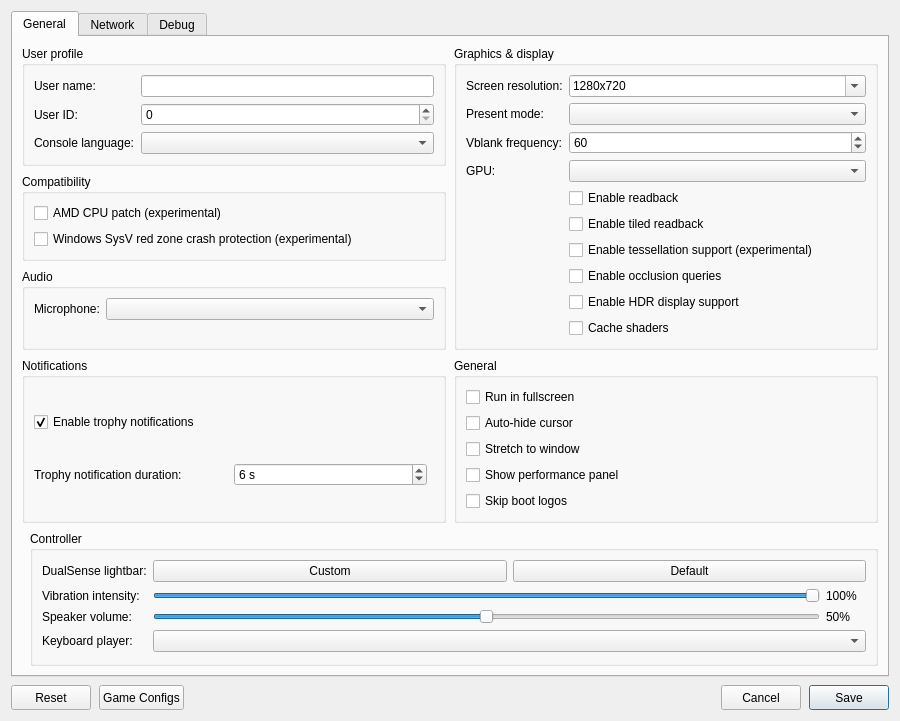
Above: src/launcher/forms/configuration_edit_dialog.ui from 0wn1/KytyPS5 before the change. Below: the same form after it.
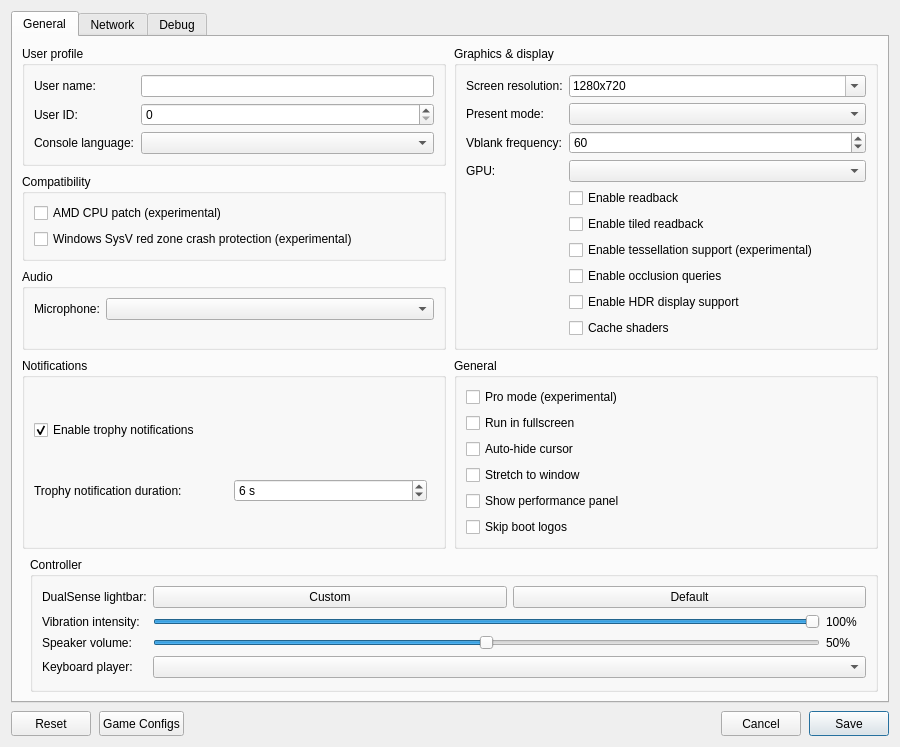
That is the form after the change. Custom widgets are drawn as their Qt base class.

Commit message: graphics: add experimental Pro mode and linear PSSR

Patch:
```diff
--- a/src/launcher/forms/configuration_edit_dialog.ui
+++ b/src/launcher/forms/configuration_edit_dialog.ui
@@ -254,6 +254,12 @@
           <widget class="QGroupBox" name="general_group">
            <property name="title"><string>General</string></property>
            <layout class="QVBoxLayout" name="generalLayout">
+            <item>
+             <widget class="QCheckBox" name="checkBox_pro">
+              <property name="toolTip"><string>Enable experimental Pro mode for supported titles. PSSR uses linear scaling. Disabled by default.</string></property>
+              <property name="text"><string>Pro mode (experimental)</string></property>
+             </widget>
+            </item>
             <item>
              <widget class="QCheckBox" name="checkBox_fullscreen">
               <property name="toolTip"><string>Run in borderless desktop fullscreen</string></property>
```
The commit also changes 29 other files.
